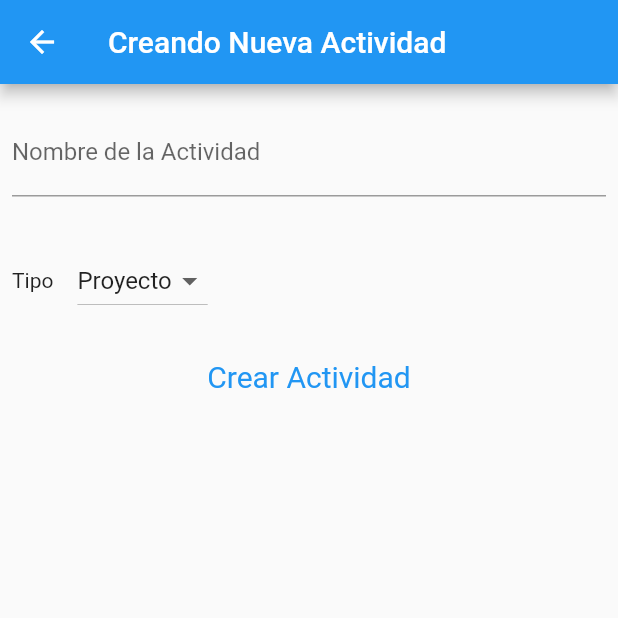
After one commit to alekzihz/DS_TimeTracking, a Flutter app: the PageNewActivity screen opened directly, on a phone screen of 412 x 824 dp, the top half of it. The commit adds this screen. Run offline on Flutter 3.47's test engine with Material 2 defaults, Android fonts, the phone set to English and light mode, and no system bars; network calls fail.

Commit message:
Creacion de la pantalla Crear Actividad. sin funcionalidad.

```diff
--- /dev/null
+++ b/practica_ds_timetracking/lib/PageNewActivity.dart
@@ -0,0 +1,116 @@
+import 'package:flutter/material.dart';
+import 'package:practica_ds_timetracking/page_activities.dart';
+import 'package:practica_ds_timetracking/tree.dart' as Tree hide getTree;
+import 'package:practica_ds_timetracking/requests.dart';
+
+
+List<String> list_period = <String>['Today','Yesterday','Last week', 'This week','Other'];
+List<String> list_activity = <String>['Proyecto','Tarea'];
+List<String> list_format = <String>['Web page','PDF','Text'];
+
+class PageNewActivity extends StatefulWidget {
+
+  @override
+  State<PageNewActivity> createState() => _PageNewActivityState();
+}
+
+class _PageNewActivityState extends State<PageNewActivity> {
+
+  String firstElementPeriod = list_period.first;
+  String firstElementContent = list_activity.first;
+  //String firstElementFormat = list_format.first;
+  DateTime dateFrom  = DateTime.now();
+  DateTime dateTo  = DateTime.now();
+  @override
+  Widget build(BuildContext context) {
+    return Scaffold(
+      appBar: AppBar(
+        title: Text('Creando Nueva Actividad'),
+      ),
+      body: Column(
+      crossAxisAlignment: CrossAxisAlignment.start,
+      children: <Widget>[
+
+        Padding(
+          padding: const EdgeInsets.symmetric(horizontal: 8, vertical: 16),
+          child: TextFormField(
+            decoration: const InputDecoration(
+              border: UnderlineInputBorder(),
+              labelText: 'Nombre de la Actividad',
+            ),
+          ),
+        ),
+
+
+        Row(
+          children: [
+            Padding(
+              padding: const EdgeInsets.symmetric(horizontal: 8, vertical: 16),
+              child: Text("Tipo"),
+            ),
+            Padding(
+                padding: const EdgeInsets.symmetric(horizontal: 8, vertical: 16),
+                child: DropdownButton(
+                  value: firstElementContent,
+                  items: list_activity.map((String i) {
+                    return DropdownMenuItem(
+                      value: i,
+                      child: Text(i),
+                    );
+                  }).toList(),
+                  onChanged: (String? newValue) {
+                    setState(() {
+                      dateFrom = DateTime.now();
+                      if(newValue==list_activity.elementAt(0)){
+                        //Proyecto
+                        dateFrom=DateTime.now();
+                        dateTo=DateTime.now();
+                      }
+                      if(newValue==list_activity.elementAt(1)){
+                        //task
+
+                      }
+                      firstElementContent = newValue!;
+                    });
+                  },)
+
+            ),
+          ],
+        ),
+        Row(
+          mainAxisAlignment: MainAxisAlignment.center,
+          children: [
+            Container(
+              child: TextButton(
+                style: TextButton.styleFrom(
+                  textStyle: const TextStyle(fontSize: 20),
+                ),
+                onPressed: () {
+
+                    //_showMyDialog();
+
+                },
+                child: const Text('Crear Actividad'),),
+
+            ),
+
+          ],
+
+        ),
+
+
+
+
+    ],
+    ),
+    );
+  }
+
+
+
+
+
+
+
+
+}
--- a/practica_ds_timetracking/lib/page_activities.dart
+++ b/practica_ds_timetracking/lib/page_activities.dart
@@ -2,6 +2,8 @@ import 'package:flutter/material.dart';
 import 'package:practica_ds_timetracking/tree.dart' hide getTree;
 import 'package:practica_ds_timetracking/PageIntervals.dart';
 import 'package:practica_ds_timetracking/requests.dart';
+import 'package:practica_ds_timetracking/PageNewActivity.dart';
+
 import 'dart:async';
 
 
@@ -16,7 +18,6 @@ class PageActivities extends StatefulWidget {
 class _PageActivitiesState extends State<PageActivities> {
   late int  id;
   late Future<Tree> futureTree;
-
   late Timer  _timer;
   static const int  periodeRefresh = 6;
 
@@ -43,7 +44,9 @@ class _PageActivitiesState extends State<PageActivities> {
               title: Text(snapshot.data!.root.name), // updated 16-dec-2022
               actions: <Widget>[
                 IconButton(icon: Icon(Icons.home),
-                    onPressed: () {} // TODO go home page = root
+                    onPressed: () {
+
+                    } // TODO go home page = root
                 ),
                 //TODO other actions
               ],
@@ -59,7 +62,19 @@ class _PageActivitiesState extends State<PageActivities> {
               separatorBuilder: (BuildContext context, int index) =>
               const Divider(),
             ),
+            floatingActionButton: FloatingActionButton(
+              onPressed: () {
+                Navigator.of(context)
+                    .push(MaterialPageRoute<void>(
+                  builder: (context) => PageNewActivity(),
+                ));
+              },
+              backgroundColor: Colors.green,
+              child: const Icon(Icons.more_time),
+            ),
           );
+
+
         } else if (snapshot.hasError) {
           return Text("${snapshot.error}");
         }
@@ -85,7 +100,7 @@ class _PageActivitiesState extends State<PageActivities> {
   Widget _buildRow(Activity activity, int index) {
     String strDuration = Duration(seconds: activity.duration).toString().split('.').first;
     // split by '.' and taking first element of resulting list removes the microseconds part
-    print("entrando a buildow");
+
     if (activity is Project) {
 
       return ListTile(
@@ -116,6 +131,7 @@ class _PageActivitiesState extends State<PageActivities> {
         }, // TODO start/stop counting the time for tis task
       );
     }
+
 
 
   }
```
